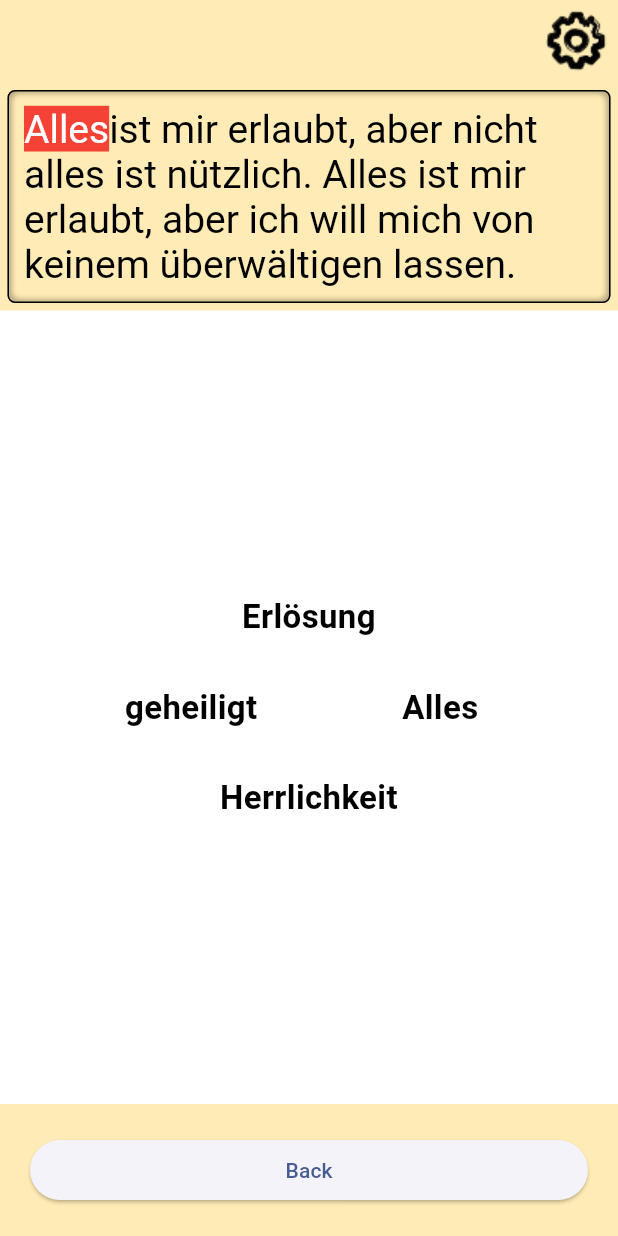
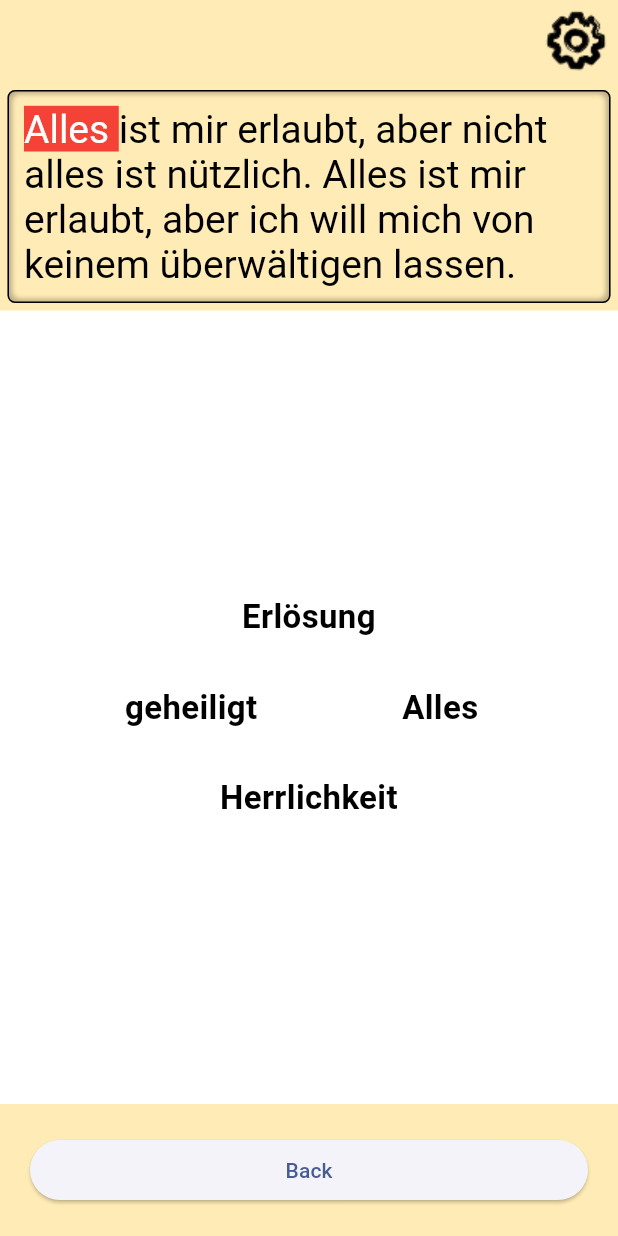
Before and after one commit to Paradoxianer/flying_words, a Flutter app: the PlaySessionScreen screen opened directly with sample values from the repository, on a phone screen of 412 x 824 dp. Run offline on Flutter 3.47's test engine with Material 2 defaults, Android fonts, the phone set to English and light mode, and no system bars; our stand-ins replace audioplayers, firebase_core, firebase_crashlytics, go_router, google_mobile_ads, in_app_purchase and 1 more; missing offline and left inert: games_services; accounts and stored records are empty.

Commit message:
TextPogress now highlihgts also all wrong touched Words

```diff
--- a/lib/src/play_session/text_progress.dart
+++ b/lib/src/play_session/text_progress.dart
@@ -19,6 +19,7 @@ class _TextProgressState extends State<TextProgress> {
   TextStyle _textStyle = TextStyle(
     fontSize: 26,
   );
+  List<TextSpan> styledText = List<TextSpan>.empty(growable: true);
 
   @override
   void initState() {
@@ -28,29 +29,38 @@ class _TextProgressState extends State<TextProgress> {
 
     @override
   Widget build(BuildContext context) {
+    styledText.clear();
     int currentIndex = widget.state.wordIndex;
 
     String done ="";
     String current = "";
     String coming ="";
-      TextStyle doneStyle = _textStyle.merge(TextStyle(color: Colors.black38));
-      TextStyle currentStyle = _textStyle.merge(
+
+    TextStyle doneStyle = _textStyle.merge(TextStyle(color: Colors.black38));
+    TextStyle doneErrStyle = _textStyle.merge(TextStyle(color: Colors.deepOrangeAccent));
+    TextStyle currentStyle = _textStyle.merge(
           TextStyle(backgroundColor: Colors.red));
-      TextStyle commingStyle = _textStyle.merge(TextStyle(color: Colors.black));
+    TextStyle commingStyle = _textStyle.merge(TextStyle(color: Colors.black));
 
   if (currentIndex < widget.lesson.words.length) {
-      current=_words[currentIndex];
       for (int i=0;i<currentIndex;i++){
-        done += _words[i] + " ";
+      if (widget.state.Errors.contains(i)==true){
+          styledText.add(TextSpan(text: _words[i]+" ",style: doneErrStyle));
+        }
+          else{
+          styledText.add(TextSpan(text: _words[i]+" ",style: doneStyle));
+        }
       }
+      styledText.add(TextSpan(text: _words[currentIndex]+" ",style: currentStyle));
       for (int i=currentIndex+1;i<_words.length;i++){
         coming += _words[i] + " ";
       }
+      styledText.add(TextSpan(text: coming,style: commingStyle));
     }
   else {
     current=widget.lesson.text;
   }
-
+  debugPrint(styledText.toString());
     return
       Container(
         decoration: BoxDecoration(
@@ -71,18 +81,14 @@ class _TextProgressState extends State<TextProgress> {
         padding: EdgeInsets.all(10.0),
         margin: EdgeInsets.all(5.0),
         child: RichText(
+
         text: TextSpan(
-          children:  <TextSpan>[
-            TextSpan(text:  done, style: doneStyle),
-            TextSpan(text: current, style: currentStyle),
-            TextSpan(text: coming, style:commingStyle),
-          ],
+          children:
+            styledText.toList()
         ),
     ),
       );
   }
-
-
 
   @override
   void dispose() {
```
